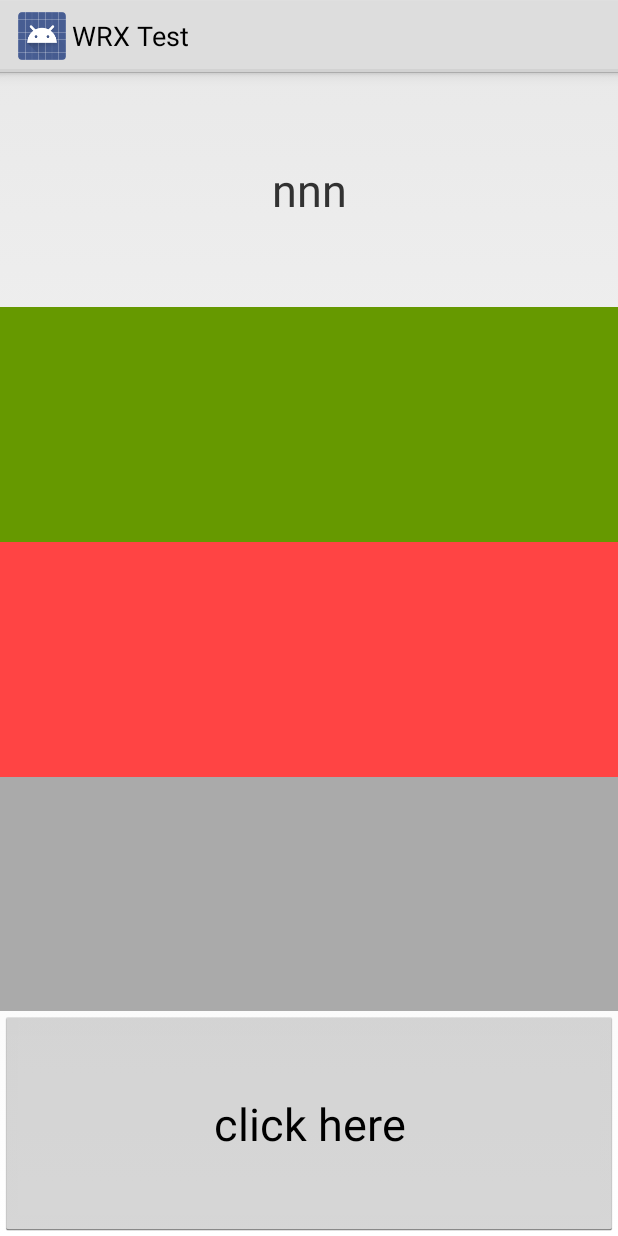
After one commit to wuruixiong/MyTestDemoList, an Android app: the TextBeMaskActivity screen opened directly, with no data from a screen before it, on a phone screen of 412 x 824 dp. The commit adds this screen. Run offline under Robolectric (Android 15) with nearby library versions, the phone set to English and light mode, and no system bars.

Commit message:
add text mask test

```diff
--- a/app/src/main/AndroidManifest.xml
+++ b/app/src/main/AndroidManifest.xml
@@ -39,6 +39,12 @@
         <activity android:name=".ElevationActivity" />
         <activity android:name=".MultiplePointersActivity" />
         <activity android:name=".MaskActivity" />
+        <activity android:name=".TextMaskActivity"
+            android:theme="@style/myTransparent"
+            />
+        <activity android:name=".TextBeMaskActivity"
+            />
+
     </application>
 
 </manifest>
--- a/app/src/main/java/com/wrx/mytest/MainActivity.java
+++ b/app/src/main/java/com/wrx/mytest/MainActivity.java
@@ -43,7 +43,8 @@ public class MainActivity extends Activity implements AdapterView.OnItemClickLis
                         MultiplePointersActivity.class),
                 new Sample("Mask Test", "Test the layout mask",
                         MaskActivity.class),
-        };
+                new Sample("Be Text Mask", "Test acticity mask activity",
+                        TextBeMaskActivity.class),        };
 
         // Prepare the GridView
         mGridView = (GridView) findViewById(android.R.id.list);
--- /dev/null
+++ b/app/src/main/java/com/wrx/mytest/TextBeMaskActivity.java
@@ -0,0 +1,34 @@
+package com.wrx.mytest;
+
+import android.app.Activity;
+import android.content.Intent;
+import android.os.Bundle;
+import android.view.View;
+import android.widget.Button;
+import android.widget.TextView;
+
+/**
+ * Created by wuruixiong on 2017/7/25.
+ */
+
+public class TextBeMaskActivity extends Activity implements View.OnClickListener{
+
+    Button mButton;
+    public static TextView mTextView;
+
+    @Override
+    protected void onCreate(Bundle savedInstanceState) {
+        super.onCreate(savedInstanceState);
+        setContentView(R.layout.activity_text_be_mask);
+        mButton = (Button) findViewById(R.id.my_bt);
+        mButton.setOnClickListener(this);
+
+        mTextView = (TextView)findViewById(R.id.my_text);
+    }
+
+    @Override
+    public void onClick(View v) {
+        Intent intent = new Intent(getApplicationContext(), TextMaskActivity.class);
+        startActivity(intent);
+    }
+}
--- /dev/null
+++ b/app/src/main/res/layout/activity_text_be_mask.xml
@@ -0,0 +1,43 @@
+<LinearLayout xmlns:android="http://schemas.android.com/apk/res/android"
+    android:layout_width="match_parent"
+    android:layout_height="match_parent"
+    android:orientation="vertical"
+    >
+
+    <TextView
+        android:id="@+id/my_text"
+        android:layout_width="match_parent"
+        android:layout_height="match_parent"
+        android:layout_weight="1"
+        android:textSize="30sp"
+        android:text="nnn"
+        android:gravity="center"
+        />
+
+    <View
+        android:layout_width="match_parent"
+        android:layout_height="match_parent"
+        android:layout_weight="1"
+        android:background="@android:color/holo_green_dark" />
+
+    <View
+        android:layout_width="match_parent"
+        android:layout_height="match_parent"
+        android:layout_weight="1"
+        android:background="@android:color/holo_red_light" />
+
+    <View
+        android:layout_width="match_parent"
+        android:layout_height="match_parent"
+        android:layout_weight="1"
+        android:background="@android:color/darker_gray" />
+
+    <Button
+        android:id="@+id/my_bt"
+        android:layout_width="match_parent"
+        android:textSize="30sp"
+        android:text="click here"
+        android:layout_height="150dp"/>
+
+
+</LinearLayout>
--- a/app/src/main/res/values/template-styles.xml
+++ b/app/src/main/res/values/template-styles.xml
@@ -16,6 +16,13 @@
 
 <resources>
 
+    <style name="myTransparent">
+        <item name="android:windowBackground">@android:color/transparent</item>
+        <item name="android:windowNoTitle">true</item>
+        <item name="android:windowIsTranslucent">true</item>
+        <item name="android:windowAnimationStyle">@android:style/Animation.Translucent</item>
+    </style>
+
     <style name="Widget" />
 
     <style name="Widget.SampleDashboard.Item.Title" parent="Widget">
--- a/build.gradle
+++ b/build.gradle
@@ -5,7 +5,7 @@ buildscript {
         jcenter()
     }
     dependencies {
-        classpath 'com.android.tools.build:gradle:2.3.1'
+        classpath 'com.android.tools.build:gradle:2.3.3'
 
         // NOTE: Do not place your application dependencies here; they belong
         // in the individual module build.gradle files
```
Also changed, not shown: app/src/main/java/com/wrx/mytest/TextMaskActivity.java (added, +34 -0 lines), app/src/main/res/layout/activity_text_mask.xml (added, +21 -0 lines).
